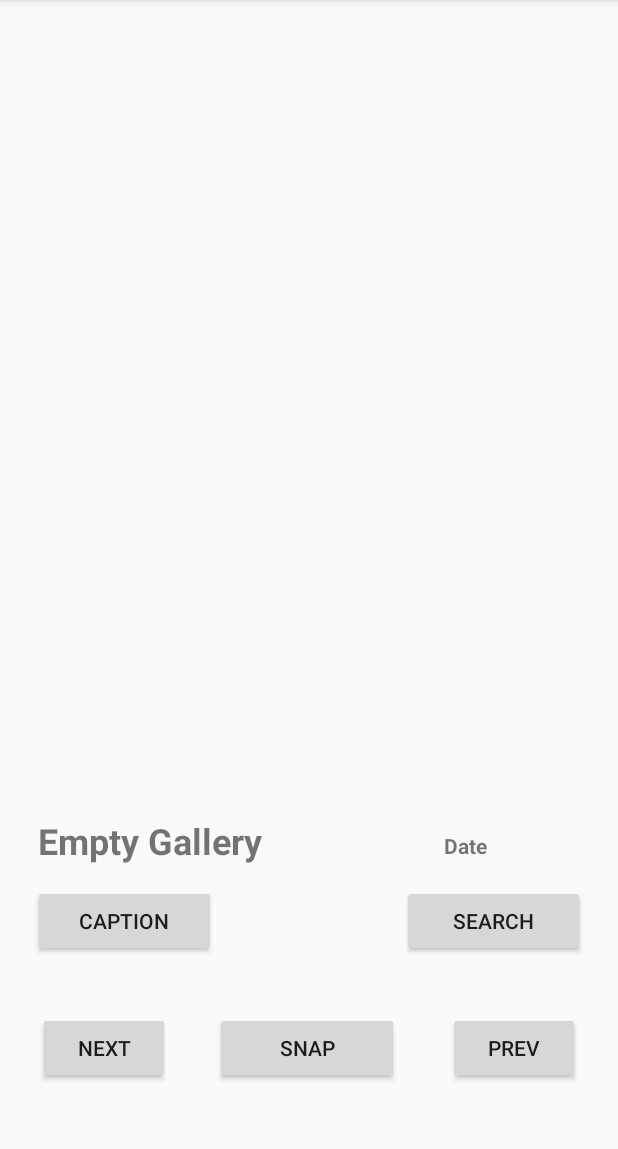
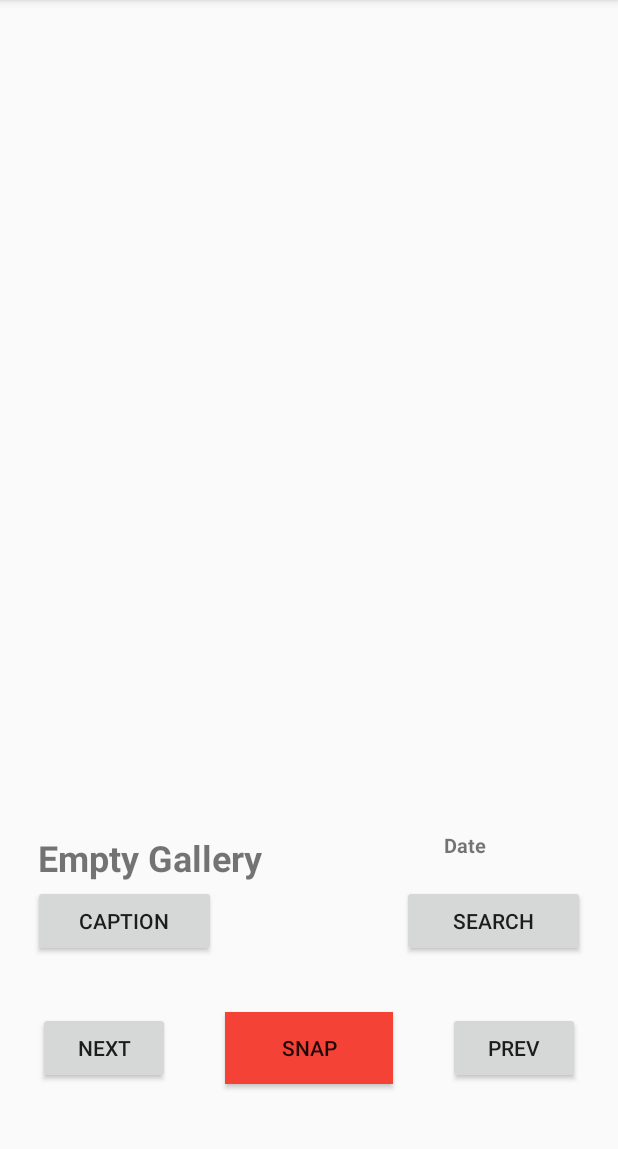
Before and after one commit to jle-santos/Photo-Gallery, an Android app: the screen it shows after launch (MainActivity), on a phone screen of 412 x 824 dp, the part 84-1233 px from its top. Run offline under Robolectric (Android 15) with nearby library versions, the phone set to English and light mode, and no system bars.

Commit message:
UI updates :

```diff
--- a/app/src/main/java/com/example/photogallery/MainActivity.java
+++ b/app/src/main/java/com/example/photogallery/MainActivity.java
@@ -315,7 +315,7 @@ public class MainActivity extends AppCompatActivity {
         String timeStamp = new SimpleDateFormat("yyyyMMdd_HHmmss").format(new Date());
         String imageFileName = "JPEG_" + timeStamp + "_";
         File storageDir = getExternalFilesDir(Environment.DIRECTORY_PICTURES);
-        File image = File.createTempFile(imageFileName, "_*NoCaption.jpg",storageDir);
+        File image = File.createTempFile(imageFileName, "_",storageDir);
         mCurrentPhotoPath = image.getAbsolutePath();
         return image;
     }
--- a/app/src/main/res/layout/activity_main.xml
+++ b/app/src/main/res/layout/activity_main.xml
@@ -22,14 +22,15 @@
 
     <Button
         android:id="@+id/btnSnap"
-        android:layout_width="wrap_content"
+        android:layout_width="101dp"
         android:layout_height="wrap_content"
         android:layout_alignParentStart="true"
         android:layout_alignParentEnd="true"
         android:layout_alignParentBottom="true"
-        android:layout_marginStart="143dp"
-        android:layout_marginEnd="146dp"
+        android:layout_marginStart="150dp"
+        android:layout_marginEnd="150dp"
         android:layout_marginBottom="45dp"
+        android:background="#F44336"
         android:onClick="takePicture"
         android:text="SNAP" />
 
@@ -46,7 +47,7 @@
     <TextView
         android:id="@+id/captionText"
         android:layout_width="wrap_content"
-        android:layout_height="44dp"
+        android:layout_height="wrap_content"
         android:layout_alignParentStart="true"
         android:layout_alignParentBottom="true"
         android:layout_marginStart="25dp"
@@ -89,19 +90,19 @@
 
     <TextView
         android:id="@+id/dateView"
-        android:layout_width="115dp"
-        android:layout_height="wrap_content"
+        android:layout_width="wrap_content"
+        android:layout_height="30dp"
         android:layout_above="@+id/btnSearch"
         android:layout_alignTop="@+id/captionText"
         android:layout_alignParentStart="true"
         android:layout_alignParentEnd="true"
         android:layout_marginStart="230dp"
-        android:layout_marginTop="10dp"
+        android:layout_marginTop="-1dp"
         android:layout_marginEnd="22dp"
         android:layout_marginBottom="5dp"
         android:text="Date"
         android:textAlignment="center"
-        android:textSize="14sp"
+        android:textSize="13sp"
         android:textStyle="bold" />
 
 </RelativeLayout>
```
